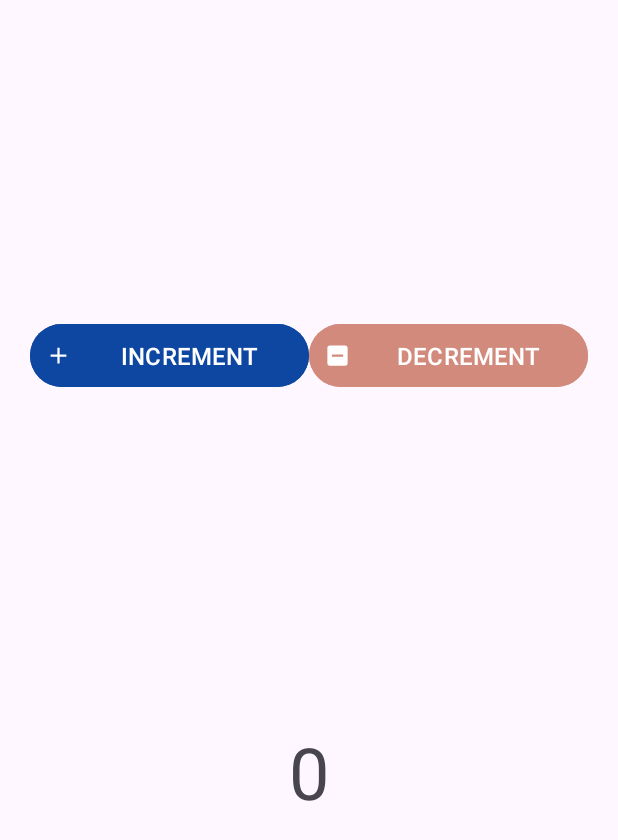
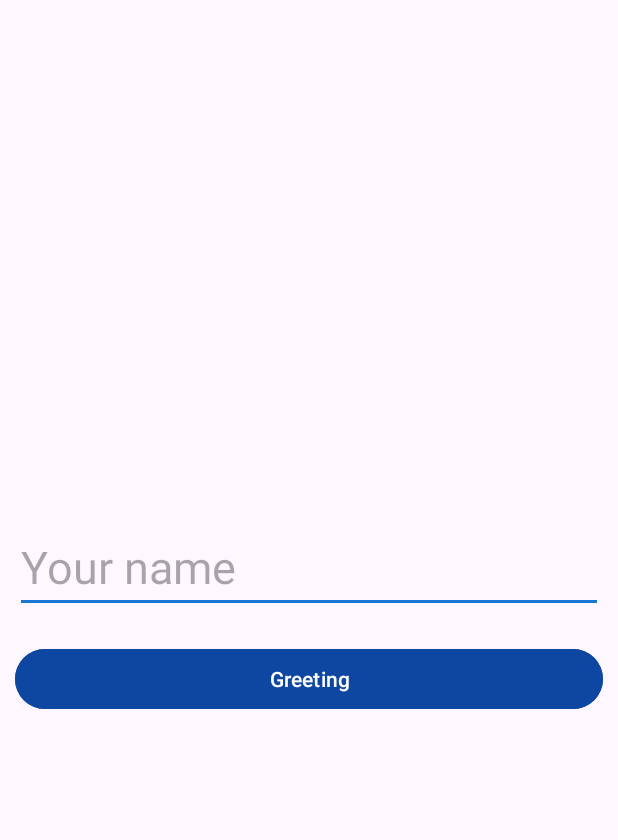
Before and after one commit to idazanggara/Enigmacamp-App, an Android app: the screen it shows after launch (CounterAppAnI02 before the commit, MainActivity2ExplicitIntent after it), on a phone screen of 412 x 824 dp. Shown: the top 840 px of the screen. Run offline under Robolectric (Android 15) with nearby library versions, the phone set to English and light mode, and no system bars.

Commit message:
Hands-on pertama Intent, Explicit Intent

```diff
--- /dev/null
+++ b/app/src/main/java/com/example/enigmacampapp/MainActivity2ExplicitIntent.kt
@@ -0,0 +1,45 @@
+package com.example.enigmacampapp
+
+import android.content.Intent
+import android.os.Bundle
+import androidx.activity.enableEdgeToEdge
+import androidx.appcompat.app.AppCompatActivity
+import androidx.core.view.ViewCompat
+import androidx.core.view.WindowInsetsCompat
+import com.google.android.material.button.MaterialButton
+import com.google.android.material.textfield.TextInputEditText
+
+class MainActivity2ExplicitIntent : AppCompatActivity() {
+
+    private lateinit var txtInputName: TextInputEditText
+
+    override fun onCreate(savedInstanceState: Bundle?) {
+        super.onCreate(savedInstanceState)
+        enableEdgeToEdge()
+        setContentView(R.layout.activity_main_activity2_explicit_intent)
+        ViewCompat.setOnApplyWindowInsetsListener(findViewById(R.id.main)) { v, insets ->
+            val systemBars = insets.getInsets(WindowInsetsCompat.Type.systemBars())
+            v.setPadding(systemBars.left, systemBars.top, systemBars.right, systemBars.bottom)
+            insets
+        }
+
+        val btnGreeting: MaterialButton = findViewById(R.id.btn_greeting)
+        btnGreeting.setOnClickListener { sendData() }
+
+        txtInputName = findViewById(R.id.txt_input_name)
+    }
+
+
+
+    private fun sendData() {
+        val intent = Intent(this@MainActivity2ExplicitIntent, SecondActivity::class.java)
+
+        // send data to second activity
+        val sendName = txtInputName.text
+        txtInputName.text = sendName
+        intent.putExtra(SecondActivity.GET_NAME, txtInputName.text.toString())
+
+        startActivity(intent)
+    }
+
+}
--- a/app/src/main/res/layout/activity_main.xml
+++ b/app/src/main/res/layout/activity_main.xml
@@ -497,6 +497,7 @@
 
 
 <!--Activity & Intent-->
+<!--Activity HandsOn-->
 <LinearLayout xmlns:android="http://schemas.android.com/apk/res/android"
     xmlns:app="http://schemas.android.com/apk/res-auto"
     xmlns:tools="http://schemas.android.com/tools"
--- /dev/null
+++ b/app/src/main/res/layout/activity_main_activity2_explicit_intent.xml
@@ -0,0 +1,38 @@
+<?xml version="1.0" encoding="utf-8"?>
+    <!--Activity & Intent-->
+    <!--Hands On - Explicit Intent-->
+<LinearLayout xmlns:android="http://schemas.android.com/apk/res/android"
+xmlns:app="http://schemas.android.com/apk/res-auto"
+xmlns:tools="http://schemas.android.com/tools"
+android:layout_width="match_parent"
+android:layout_height="match_parent"
+android:id="@+id/main"
+android:orientation="horizontal"
+tools:context=".MainActivity2ExplicitIntent">
+
+<LinearLayout
+    android:layout_width="match_parent"
+    android:layout_height="wrap_content"
+    android:orientation="vertical"
+    android:layout_gravity="center"
+    tools:ignore="UselessParent">
+
+    <com.google.android.material.textfield.TextInputEditText
+        android:id="@+id/txt_input_name"
+        android:layout_width="match_parent"
+        android:layout_height="wrap_content"
+        android:textSize="30sp"
+        android:layout_margin="10dp"
+        android:hint="Your name"/>
+
+    <com.google.android.material.button.MaterialButton
+        android:id="@+id/btn_greeting"
+        android:layout_width="match_parent"
+        android:text="Greeting"
+        android:layout_margin="10dp"
+        android:backgroundTint="@color/primaryColor"
+        android:layout_height="wrap_content"/>
+
+</LinearLayout>
+
+</LinearLayout>
```
Also changed, not shown: app/src/main/AndroidManifest.xml (+7 -1 lines), app/src/main/java/com/example/enigmacampapp/SecondActivity.kt (added, +44 -0 lines), app/src/main/res/layout/activity_second.xml (added, +39 -0 lines).
